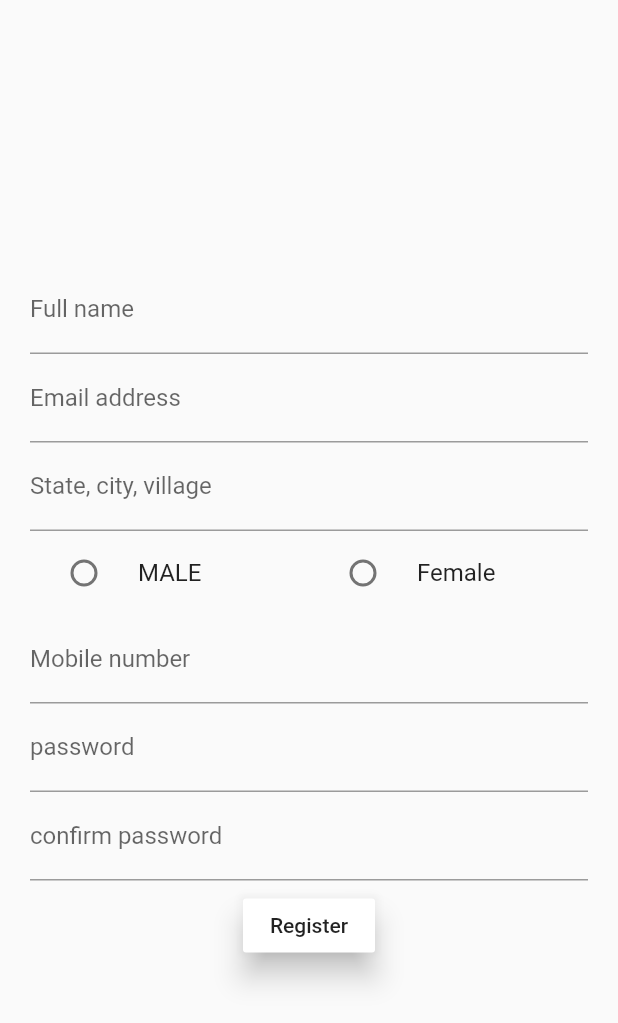
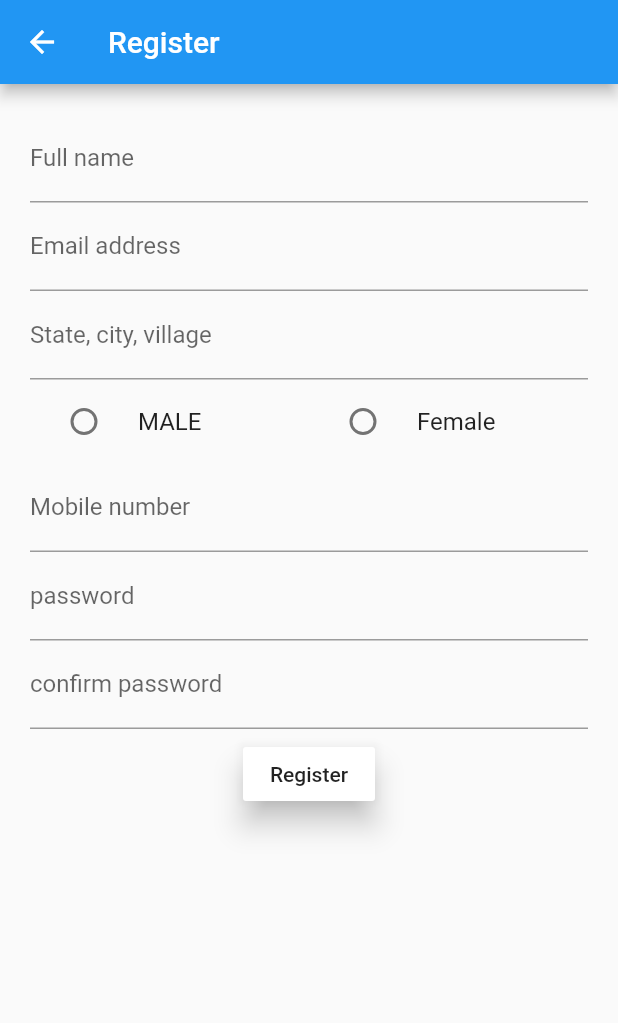
Before and after one commit to Arjunmore6673/flutter-login, a Flutter app: the screen it shows after launch, after a tap on "Register", on a phone screen of 412 x 824 dp. Shown: the top 1023 px of the screen. Run offline on Flutter 3.47's test engine with Material 2 defaults, Android fonts, the phone set to English and light mode, and no system bars; our stand-ins replace bloc, contacts_service, equatable, fancy_bottom_navigation, firebase_storage, flutter_bloc and 4 more; accounts and stored records are empty; network calls fail.

Commit message:
registration bloc and route issue fixed

```diff
--- /dev/null
+++ b/lib/blocs/registration_bloc/register_bloc.dart
@@ -0,0 +1,32 @@
+import 'package:flutter/cupertino.dart';
+import 'package:flutter_bloc/flutter_bloc.dart';
+import 'package:flutterapp/blocs/registration_bloc/register_event.dart';
+import 'package:flutterapp/blocs/registration_bloc/register_state.dart';
+import 'package:flutterapp/repository/user_repo.dart';
+
+class RegistrationBloc extends Bloc<RegisterEvent, RegisterState> {
+  final UserRepository userRepository;
+
+  RegistrationBloc({@required this.userRepository});
+
+  @override
+  RegisterState get initialState => InitialState();
+
+  @override
+  Stream<RegisterState> mapEventToState(RegisterEvent event) async* {
+    if (event is RegisterButtonPressed) {
+      try {
+        print("Loading ...");
+        yield Loading();
+        print("model : " + event.model.toString());
+        String message = await userRepository.registerUser(event.model);
+        print(message + "in bloc ");
+        yield RegistrationSuccessfully();
+        print("RegistrationSuccessfully ...");
+      } catch (e) {
+        print("RegistrationError ..." + e.toString());
+        yield RegistrationError(error: e.toString());
+      }
+    }
+  }
+}
--- /dev/null
+++ b/lib/blocs/registration_bloc/register_event.dart
@@ -0,0 +1,16 @@
+import 'package:equatable/equatable.dart';
+import 'package:flutterapp/model/RegistrationModel.dart';
+
+class RegisterEvent extends Equatable {
+  @override
+  List<Object> get props => [];
+}
+
+class RegisterButtonPressed extends RegisterEvent {
+  final RegistrationModel model;
+
+  RegisterButtonPressed({this.model});
+
+  @override
+  List<Object> get props => [model];
+}
--- /dev/null
+++ b/lib/blocs/registration_bloc/register_state.dart
@@ -0,0 +1,21 @@
+import 'package:equatable/equatable.dart';
+
+class RegisterState extends Equatable {
+  @override
+  List<Object> get props => [];
+}
+
+class InitialState extends RegisterState {}
+
+class Loading extends RegisterState {}
+
+class RegistrationError extends RegisterState {
+  final String error;
+
+  RegistrationError({this.error});
+
+  @override
+  List<Object> get props => [error];
+}
+
+class RegistrationSuccessfully extends RegisterState {}
--- a/lib/model/RegistrationModel.dart
+++ b/lib/model/RegistrationModel.dart
@@ -21,4 +21,14 @@ class RegistrationModel {
     map["address"] = address;
     return map;
   }
+
+
+
+
+  @override
+  String toString() {
+    return 'RegistrationModel{name: $name, mobile: $mobile, password: $password, gender: $gender, dob: $dob, address: $address}';
+  }
+
+
 }
--- a/lib/screens/login_screen.dart
+++ b/lib/screens/login_screen.dart
@@ -7,6 +7,8 @@ import 'package:flutterapp/blocs/bloc_login/login_state.dart';
 import 'package:flutterapp/screens/common/CircleAvtarCommon.dart';
 import 'package:flutterapp/screens/common/CommonIconButton.dart';
 import 'package:flutterapp/screens/common/navigator.dart';
+import 'package:flutterapp/screens/navigation_home_screen.dart';
+import 'package:flutterapp/screens/register_screen.dart';
 
 class LoginScreen extends StatefulWidget {
   @override
@@ -56,6 +58,12 @@ class _LoginScreenState extends State<LoginScreen> {
               ),
             );
           }
+          if (state is AuthenticationAuthenticated) {
+            Navigator.push(
+                context,
+                MaterialPageRoute(
+                    builder: (context) => NavigationHomeScreen()));
+          }
         },
         child: BlocBuilder<LoginBloc, LoginState>(
           builder: (context, state) {
@@ -103,7 +111,7 @@ class _LoginScreenState extends State<LoginScreen> {
                         onSaved: (String value) {}),
                   ),
                   Container(
-                    margin: EdgeInsets.only(top:20),
+                    margin: EdgeInsets.only(top: 20),
                     width: screenSize.width,
                     child: Row(
                       mainAxisAlignment: MainAxisAlignment.center,
@@ -122,7 +130,11 @@ class _LoginScreenState extends State<LoginScreen> {
                         CommonIconButton(
                           buttonText: "Register",
                           onTap: () {
-                            Nevigator.navigateRegisterPage(context);
+                            Navigator.push(
+                              context,
+                              MaterialPageRoute(
+                                  builder: (context) => RegisterScreen()),
+                            );
                           },
                           color: Colors.white,
                         ),
--- a/lib/screens/register_screen.dart
+++ b/lib/screens/register_screen.dart
@@ -1,24 +1,34 @@
-import 'dart:convert';
-
 import 'package:flutter/cupertino.dart';
 import 'package:flutter/material.dart';
-import 'package:flutterapp/blocs/registration_bloc.dart';
+import 'package:flutter_bloc/flutter_bloc.dart';
+import 'package:flutterapp/blocs/registration_bloc/register_bloc.dart';
+import 'package:flutterapp/blocs/registration_bloc/register_event.dart';
+import 'package:flutterapp/blocs/registration_bloc/register_state.dart';
 import 'package:flutterapp/model/RegistrationModel.dart';
 import 'package:flutterapp/repository/user_repo.dart';
 import 'package:flutterapp/screens/common/navigator.dart';
 import 'package:flutterapp/screens/login_page.dart';
-import 'package:flutterapp/util/constants.dart';
-import 'package:http/http.dart' as http;
-import 'package:http/http.dart';
 
-class RegisterScreen extends StatefulWidget {
+class RegisterScreen extends StatelessWidget {
   @override
-  State<StatefulWidget> createState() {
-    return RegisterScreenState();
+  Widget build(BuildContext context) {
+    return BlocProvider(
+      create: (BuildContext context) =>
+          RegistrationBloc(userRepository: UserRepository()),
+      child: RegisterForm(context),
+    );
   }
 }
 
-class RegisterScreenState extends State<RegisterScreen> {
+class RegisterForm extends StatefulWidget {
+ final  BuildContext contextScreen;
+  RegisterForm(this.contextScreen);
+
+  @override
+  _RegisterFormState createState() => _RegisterFormState();
+}
+
+class _RegisterFormState extends State<RegisterForm> {
   final formKey = GlobalKey<FormState>();
   final _nameController = TextEditingController();
   final _emailController = TextEditingController();
@@ -27,43 +37,61 @@ class RegisterScreenState extends State<RegisterScreen> {
   final _addressController = TextEditingController();
   final _mobileNoController = TextEditingController();
   String radioItem = '';
-  Map<String, String> headers = {
-    "Content-type": "application/json",
-    "Authorization":
-        "Token eyJhbGciOiJIUzUxMiJ9.eyJzdWIiOiIxIiwidXNlcm5hbWUiOiJyb2NrYWptQGdtYWlsLmNvbSIsImlkIjoiMSIsInN0YXR1cyI6IkFDVElWRSJ9.GU5IBNjd2Ry57h7Ywr9ZacVNlCFFAKJcedpsP0KIgMtHc51-OOgOIIada_u5UVAtElrs_0DPnF1YtQcxaPzsNg"
-  };
+  RegistrationBloc _registerBloc;
+
+  @override
+  void initState() {
+    super.initState();
+    _registerBloc = BlocProvider.of<RegistrationBloc>(context);
+  }
 
   saveRegistration(RegistrationModel model, BuildContext context) async {
-    Response response = await http.post(
-      Constants.BASE_URL + "/auth/register",
-      headers: headers,
-      body: json.encode(model.toMap()),
-    );
-    final res = json.decode(response.body);
-    final userData = res["data"];
-    print("success" + userData.toString());
     Nevigator.navigateToLoginPage(context);
-    showError("Registered successfully");
   }
 
   @override
   Widget build(BuildContext context) {
-    return StreamBuilder(
-      stream: registrationBloc.registrationResponse,
-      builder: (context, AsyncSnapshot<int> snapshot) {
-        if (snapshot.hasData) {
-          if (snapshot.data == 200) {
-            return LoginPage(
-              userRepository: UserRepository(),
+    return Scaffold(
+      appBar: AppBar(
+        title: Text('Register'),
+      ),
+      body: SingleChildScrollView(
+        child: BlocListener<RegistrationBloc, RegisterState>(
+          /// listener to listen failure events
+          listener: (contextListener, state) {
+            if (state is RegistrationSuccessfully) {
+              AlertDialog alert = AlertDialog(
+                title: Text("Registration"),
+                content: Text('Registration done Successfully'),
+                actions: [
+                  FlatButton(
+                    child: Text("OK"),
+                    onPressed: () {
+                      Navigator.pop(widget.contextScreen);
+                      Navigator.pop(context);
+                    },
+                  )
+                ],
               );
-          } else {
-            return Text("som  ething fuckied ");
+
+              showDialog(
+                context: context,
+                builder: (BuildContext context) {
+                  return alert;
+                },
+              );
             }
+            if (state is RegistrationError) {
+              showDialog(
+                context: context,
+                builder: (context) => AlertDialog(
+                  title: Text("Registration Failed"),
+                  content: Text("SOmething Went WRong..Try again Later"),
+                ),
+              );
             }
-        return Scaffold(
-          body: SingleChildScrollView(
-            child: SizedBox(
-              height: MediaQuery.of(context).size.height,
+          },
+
           child: Form(
             key: formKey,
             child: Padding(
@@ -78,7 +106,25 @@ class RegisterScreenState extends State<RegisterScreen> {
                   mobile(),
                   passwordField(),
                   passwordField2(),
-                      raisedButton(),
+                  Padding(
+                    padding: EdgeInsets.all(6.0),
+                    child: RaisedButton(
+                      elevation: 8,
+                      child: Text("Register"),
+                      color: Colors.white,
+                      onPressed: () {
+                        String msg = validateAndRegisterUser();
+                        if (msg != "success") {
+                          Scaffold.of(context).showSnackBar(
+                            SnackBar(
+                              content: Text(msg),
+                              backgroundColor: Colors.red,
+                            ),
+                          );
+                        } else {}
+                      },
+                    ),
+                  ),
                 ],
               ),
             ),
@@ -86,34 +132,23 @@ class RegisterScreenState extends State<RegisterScreen> {
         ),
       ),
     );
-      },
-    );
   }
 
   Widget name() {
-    return StreamBuilder(
-      builder: (context, snapshot) {
     return TextFormField(
       controller: _nameController,
       decoration: InputDecoration(
         labelText: "Full name",
-            errorText: snapshot.error,
       ),
-          keyboardType: TextInputType.text,
-        );
-      },
     );
   }
 
   Widget emailField() {
-    return StreamBuilder(
-      builder: (context, snapshot) {
     return TextFormField(
       controller: _emailController,
       decoration: InputDecoration(
         labelText: "Email address",
         hintText: "rockajm@gmail.com",
-            errorText: snapshot.error,
       ),
       validator: (value) {
         if (!value.contains('@'))
@@ -122,8 +157,6 @@ class RegisterScreenState extends State<RegisterScreen> {
           return null;
       },
       keyboardType: TextInputType.emailAddress,
-        );
-      },
     );
   }
 
@@ -192,90 +225,55 @@ class RegisterScreenState extends State<RegisterScreen> {
   }
 
   Widget village() {
-    return StreamBuilder(
-      builder: (context, snapshot) {
     return TextFormField(
       controller: _addressController,
       decoration: InputDecoration(
         labelText: "State, city, village",
-            errorText: snapshot.error,
       ),
       keyboardType: TextInputType.text,
-        );
-      },
     );
   }
 
   Widget mobile() {
-    return StreamBuilder(
-      builder: (context, snapshot) {
     return TextFormField(
       controller: _mobileNoController,
       decoration: InputDecoration(
         labelText: "Mobile number",
-            errorText: snapshot.error,
       ),
       keyboardType: TextInputType.phone,
     );
-      },
-    );
   }
 
-  Widget raisedButton() {
-    return Padding(
-      padding: EdgeInsets.all(6.0),
-      child: RaisedButton(
-        elevation: 8,
-        child: Text("Register"),
-        color: Colors.white,
-        onPressed: validateAndRegisterUser,
+  String validateAndRegisterUser() {
+    if (_nameController.text.length <= 0) {
+      return "Please enter full name";
+    }
+    if (_passwordController.text != _passwordController2.text) {
+      return "password not matching";
+    }
+    if (_addressController.text.length <= 0) {
+      return "Please add address";
+    }
+    if (_mobileNoController.text.length <= 0) {
+      return "Please enter mobile number";
+    }
+    if (radioItem == '') {
+      return "Please select gender";
+    }
+
+    _registerBloc.add(
+      RegisterButtonPressed(
+        model: new RegistrationModel(
+          _nameController.value.text,
+          _mobileNoController.value.text,
+          _emailController.value.text,
+          _passwordController.value.text,
+          radioItem,
+          "1996-01-15",
+          _addressController.value.text,
+        ),
       ),
     );
-  }
-
-  showError(String error) {
-    Scaffold.of(context).showSnackBar(
-      SnackBar(
-        content: Text(error),
-        backgroundColor: Colors.red,
-      ),
-    );
-  }
-
-  validateAndRegisterUser() {
-    if (_nameController.text.length <= 0) {
-      showError("Please enter full name");
-      return;
-    }
-    if (_passwordController.text != _passwordController2.text) {
-      showError("password not matching");
-      return;
-    }
-    if (_addressController.text.length <= 0) {
-      showError("Please add address");
-      return;
-    }
-    if (_mobileNoController.text.length <= 0) {
-      showError("Please enter mobile number");
-      return;
-    }
-    if (radioItem == '') {
-      showError("Please select gender");
-      return;
-    }
-
-    {
-      saveRegistration(
-          new RegistrationModel(
-            _nameController.text,
-            _mobileNoController.text,
-            _emailController.text,
-            _passwordController.text,
-            radioItem,
-            "1996-01-15",
-            _addressController.text,
-          ),
-          context);
+    return "success";
   }
 }
-}
```
Also changed, not shown: lib/blocs/registration_bloc.dart (deleted, +0 -24 lines), lib/main.dart (+3 -7 lines), lib/repository/repository.dart (deleted, +0 -19 lines), lib/repository/user_repo.dart (+36 -12 lines). Lines whose indentation alone changed are shown as unchanged.
